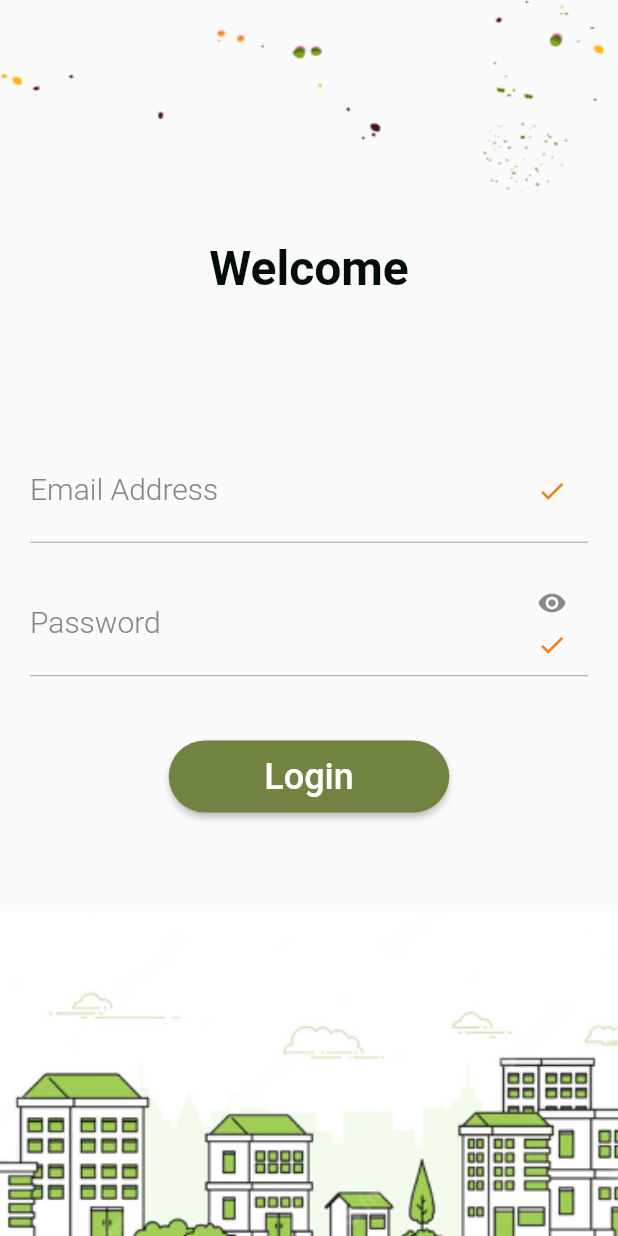
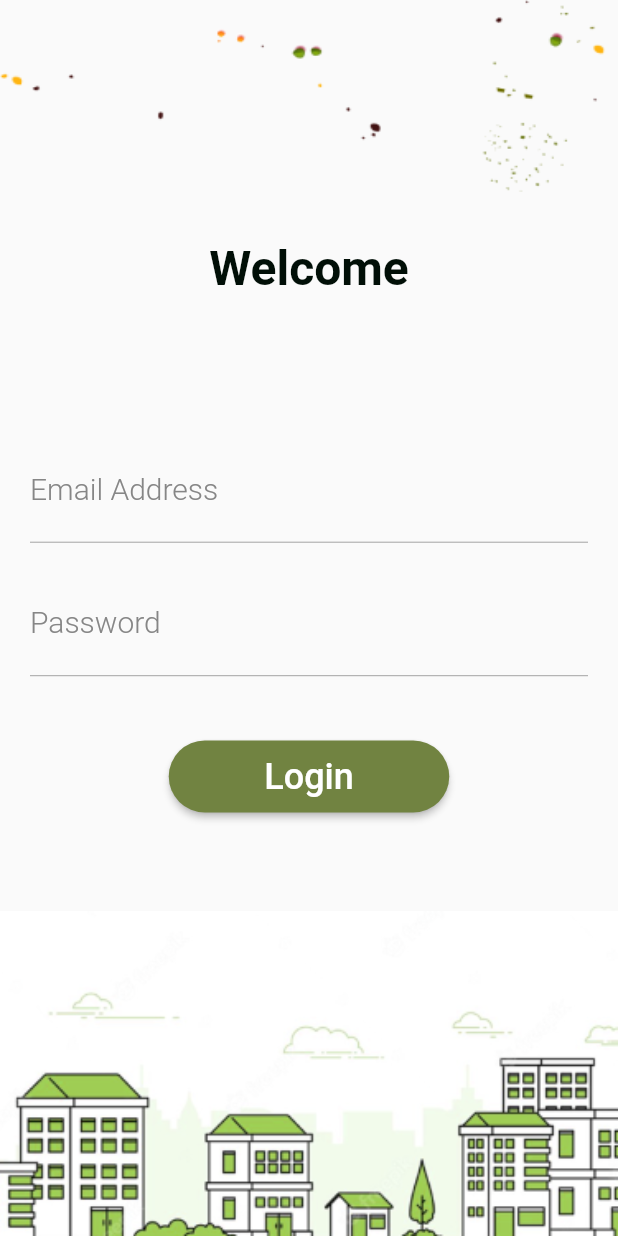
Before and after one commit to SanjaySanil/e_canteen, a Flutter app: the screen it shows after launch, on a phone screen of 412 x 824 dp. Run offline on Flutter 3.47's test engine with Material 2 defaults, Android fonts, the phone set to English and light mode, and no system bars; our stand-ins replace get, get_storage.

Commit message:
login_credentials_ctd

```diff
--- a/lib/consts/text_const.dart
+++ b/lib/consts/text_const.dart
@@ -7,4 +7,6 @@ class AppTextConst {
   static const String total = "Total";
   static const String canteen = "Canteen";
   static const String placeOrder = "Place Order";
+  //Api url
+  static const String apiUrl = 'https://api.denzo.io/api/cus/v1/login';
 }
--- a/lib/main.dart
+++ b/lib/main.dart
@@ -2,7 +2,13 @@ import 'package:e_canteen/app_routes/app_routes.dart';
 import 'package:e_canteen/theme/app_theme.dart';
 import 'package:flutter/material.dart';
 import 'package:get/get.dart';
-void main() {
+import 'package:get_storage/get_storage.dart';
+
+import 'services/storage_services.dart';
+
+Future<void> main() async {
+  WidgetsFlutterBinding.ensureInitialized();
+  await GetStorage.init();
   runApp(const MyApp());
 }
 
@@ -11,13 +17,15 @@ class MyApp extends StatelessWidget {
 
   @override
   Widget build(BuildContext context) {
-    return  GetMaterialApp(
-      debugShowCheckedModeBanner:false,
-      theme:AppTheme.lightTheme,
-      darkTheme:AppTheme.darkTheme,
-      themeMode:ThemeMode.light,
-      initialRoute:AppRoutes.loginScreen,
-      getPages:AppRoutes.routes,
+    return GetMaterialApp(
+      debugShowCheckedModeBanner: false,
+      theme: AppTheme.lightTheme,
+      darkTheme: AppTheme.darkTheme,
+      themeMode: ThemeMode.light,
+      initialRoute: TokenStorage.token.isEmpty
+          ? AppRoutes.loginScreen
+          : AppRoutes.productsScreen,
+      getPages: AppRoutes.routes,
     );
   }
 }
--- /dev/null
+++ b/lib/services/storage_services.dart
@@ -0,0 +1,6 @@
+import 'package:get_storage/get_storage.dart';
+
+class TokenStorage {
+  static String get token => GetStorage().read('token') ?? '';
+  static set token(String? value) => GetStorage().write('token', value);
+}
--- a/lib/views/pages/login_screen/login_screen.dart
+++ b/lib/views/pages/login_screen/login_screen.dart
@@ -21,9 +21,10 @@ class LoginScreen extends StatelessWidget {
                   image: AssetImage(
                     AppImageConst.loginBottom,
                   ),
-                  alignment: Alignment.bottomCenter),
+                  alignment: Alignment.bottomCenter
+              ),
             ),
-            child: const Column(
+            child:  Column(
               children: [
                 LoginHeader(),
                 LoginForm(),
--- a/lib/views/pages/login_screen/widgets/login_form.dart
+++ b/lib/views/pages/login_screen/widgets/login_form.dart
@@ -1,18 +1,20 @@
-import 'package:e_canteen/app_routes/app_routes.dart';
 import 'package:e_canteen/consts/color_const.dart';
 import 'package:e_canteen/consts/size_const.dart';
 import 'package:e_canteen/consts/text_const.dart';
+import 'package:e_canteen/controller/login_controller/login_controller.dart';
 import 'package:e_canteen/views/widgets/custom_elevated_button.dart';
 import 'package:e_canteen/views/widgets/custom_text_form_field.dart';
+import 'package:flutter/cupertino.dart';
 import 'package:flutter/material.dart';
 import 'package:get/get.dart';
 
 class LoginForm extends StatelessWidget {
-  const LoginForm({Key? key}) : super(key: key);
+  LoginForm({Key? key}) : super(key: key);
+  final LoginController loginController = Get.put(LoginController());
 
   @override
   Widget build(BuildContext context) {
-    final fontStyle= Theme.of(context).textTheme.titleMedium!.copyWith(
+    final fontStyle = Theme.of(context).textTheme.titleMedium!.copyWith(
           color: AppColors.white,
           fontWeight: FontWeight.w500,
         );
@@ -23,26 +25,61 @@ class LoginForm extends StatelessWidget {
         right: AppSizeConst.mainPadding,
       ),
       child: Form(
-        child: Column(
+        key: loginController.formKey,
+        child: Obx(
+          () => Column(
             children: [
               CustomTextFormField(
+                controller: loginController.usernameController,
                 labelText: AppTextConst.email,
-              suffixIcon: Icon(
+                onChanged: (value) {
+                  loginController.updateUsernameVisibility();
+                },
+                validator: (value) {
+                  if (value == null || value.isEmpty) {
+                    return 'Please enter a username';
+                  }
+                  return null;
+                },
+                suffixIcon: Visibility(
+                  visible: !loginController.isUserNameEmpty.value,
+                  child: Icon(
                     Icons.check,
                     color: AppColors.yellow,
                     size: 20,
                   ),
                 ),
+              ),
               const SizedBox(height: 20),
               CustomTextFormField(
-              obscureText: true,
+                controller: loginController.passwordController,
+                obscureText: loginController.obscure.value,
                 labelText: AppTextConst.password,
-              suffixIcon: Column(
+                onChanged: (value) {
+                  loginController.updatePasswordVisibility();
+                },
+                validator: (value) {
+                  if (value == null || value.isEmpty) {
+                    return 'Please enter a password';
+                  }
+                  return null;
+                },
+                suffixIcon: Visibility(
+                  visible: !loginController.isPasswordEmpty.value,
+                  child: Column(
                     mainAxisAlignment: MainAxisAlignment.spaceBetween,
                     children: [
-                  const Icon(
-                    Icons.remove_red_eye_rounded,
+                      InkWell(
+                        onTap: () {
+                          loginController.toggleObscure();
+                        },
+                        child: Icon(
+                          loginController.obscure.value
+                              ? Icons.remove_red_eye_rounded
+                              : CupertinoIcons.eye_slash_fill,
                           size: 20,
+                          color: AppColors.tealGreen,
+                        ),
                       ),
                       Icon(
                         Icons.check,
@@ -52,10 +89,11 @@ class LoginForm extends StatelessWidget {
                     ],
                   ),
                 ),
+              ),
               const SizedBox(height: 43.0),
               CustomElevatedButton(
-              onPressed: () {
-                Get.toNamed(AppRoutes.productsScreen);
+                onPressed: () async {
+                  await loginController.loginUser();
                 },
                 width: 187.0,
                 height: 48.0,
@@ -63,12 +101,20 @@ class LoginForm extends StatelessWidget {
                 shape: const StadiumBorder(),
                 child: Text(
                   AppTextConst.login,
-                style:fontStyle,
+                  style: fontStyle,
+                ),
+              ),
+              const SizedBox(height: 50),
+              Visibility(
+                visible: loginController.isLoading.value,
+                child: const CircularProgressIndicator(
+                  color: AppColors.tealGreen,
                 ),
               ),
             ],
           ),
         ),
+      ),
     );
   }
 }
--- a/lib/views/widgets/custom_elevated_button.dart
+++ b/lib/views/widgets/custom_elevated_button.dart
@@ -29,7 +29,7 @@ class CustomElevatedButton extends StatelessWidget {
           shape: shape,
         ),
         onPressed: onPressed,
-        child:child,
+        child: child,
       ),
     );
   }
--- a/lib/views/widgets/custom_text_form_field.dart
+++ b/lib/views/widgets/custom_text_form_field.dart
@@ -10,7 +10,7 @@ class CustomTextFormField extends StatelessWidget {
     this.obscureText = false,
     this.labelText,
     this.validator,
-    this.controller,
+    this.controller, this.onChanged,
   }) : super(key: key);
   final Widget? suffixIcon;
   final Widget? prefixIcon;
@@ -19,12 +19,14 @@ class CustomTextFormField extends StatelessWidget {
   final String? labelText;
   final String? Function(String?)? validator;
   final TextEditingController? controller;
+  final Function(String)? onChanged;
 
   @override
   Widget build(BuildContext context) {
     return TextFormField(
       validator: validator,
       controller:controller,
+      onChanged:onChanged,
       style: const TextStyle(
         fontSize: 22,
         fontWeight: FontWeight.w400,
--- a/pubspec.yaml
+++ b/pubspec.yaml
@@ -37,6 +37,9 @@ dependencies:
   cupertino_icons: ^1.0.2
   #State Management
   get: ^4.6.5
+  get_storage:
+  #handlling Api
+  http:
 
 dev_dependencies:
   flutter_test:
```
Also changed, not shown: lib/controller/login_controller/login_controller.dart (added, +80 -0 lines), lib/models/product_model.dart (added, +19 -0 lines), lib/services/login_services.dart (added, +16 -0 lines), lib/services/products_services.dart (added), lib/views/pages/login_screen/widgets/login_header.dart (line endings or trailing spaces), pubspec.lock, 1 other file. Lines whose indentation alone changed are shown as unchanged.
